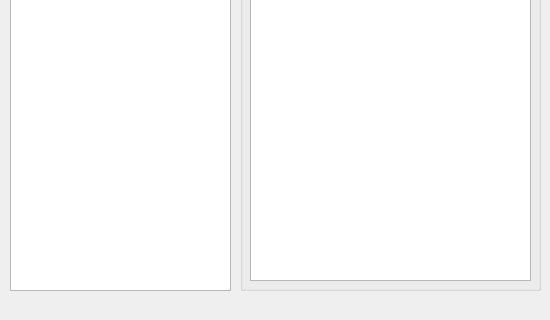
jcma86/DeepLearning_Tools, file ui/NNViewer/nnviewer.ui: the form before one commit; both pictures show x 0 to 550 and y 280 to 600 of the 550 by 600 pixel window.
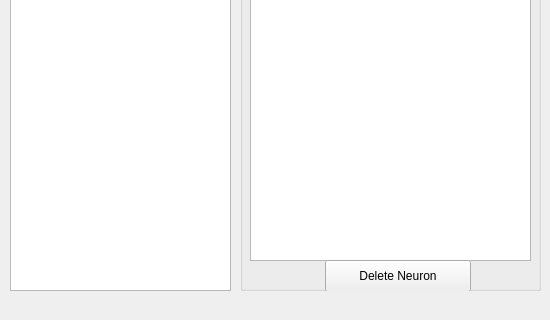
The form after the commit.

Commit message: General fixes. Important fix: NNViewer get index of first weight for neuron;

Patch:
```diff
--- a/ui/NNViewer/nnviewer.ui
+++ b/ui/NNViewer/nnviewer.ui
@@ -56,7 +56,7 @@
        <x>10</x>
        <y>90</y>
        <width>281</width>
-       <height>391</height>
+       <height>371</height>
       </rect>
      </property>
      <property name="columnCount">
@@ -129,6 +129,19 @@
       <string>Bias:</string>
      </property>
     </widget>
+    <widget class="QPushButton" name="btnDeleteNeuron">
+     <property name="geometry">
+      <rect>
+       <x>85</x>
+       <y>460</y>
+       <width>146</width>
+       <height>32</height>
+      </rect>
+     </property>
+     <property name="text">
+      <string>Delete Neuron</string>
+     </property>
+    </widget>
    </widget>
    <widget class="QGroupBox" name="groupLayer">
     <property name="geometry">
```
The commit also changes 6 other files.
